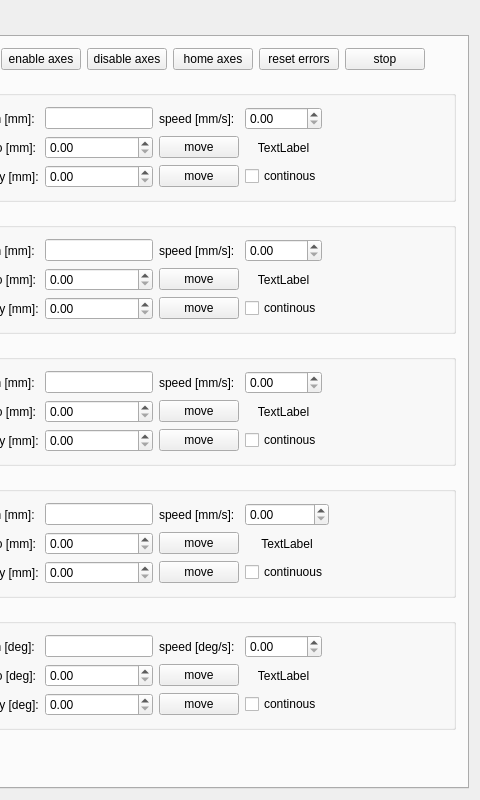
gitHleon/magrathea, file magrathea.ui: the form before one commit; both pictures show x 920 to 1400 and y 0 to 800 of the 1400 by 800 pixel window.
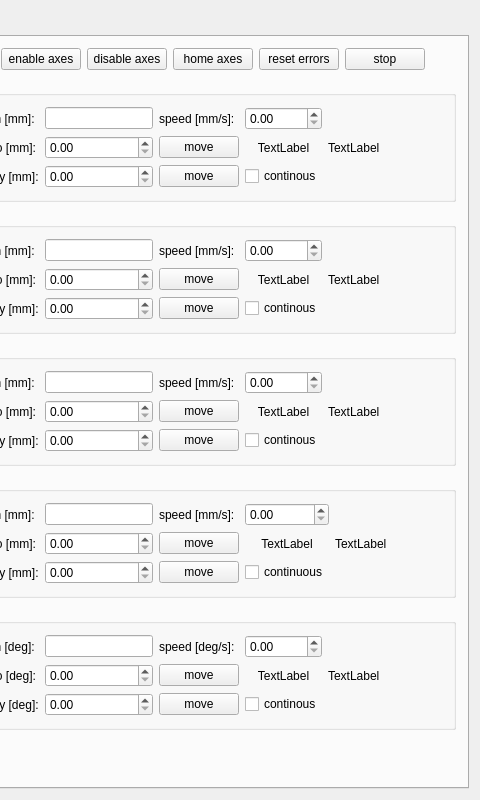
The form after the commit.

Patch:
```diff
--- a/magrathea.ui
+++ b/magrathea.ui
@@ -2051,6 +2051,13 @@
               </property>
              </widget>
             </item>
+            <item row="1" column="5">
+             <widget class="QLabel" name="label_75">
+              <property name="text">
+               <string>TextLabel</string>
+              </property>
+             </widget>
+            </item>
            </layout>
           </widget>
          </item>
@@ -2255,6 +2262,13 @@
               </property>
              </widget>
             </item>
+            <item row="1" column="5">
+             <widget class="QLabel" name="label_77">
+              <property name="text">
+               <string>TextLabel</string>
+              </property>
+             </widget>
+            </item>
            </layout>
           </widget>
          </item>
@@ -2456,6 +2470,13 @@
               </property>
              </widget>
             </item>
+            <item row="1" column="5">
+             <widget class="QLabel" name="label_76">
+              <property name="text">
+               <string>TextLabel</string>
+              </property>
+             </widget>
+            </item>
            </layout>
           </widget>
          </item>
@@ -2660,6 +2681,13 @@
               </property>
              </widget>
             </item>
+            <item row="1" column="5">
+             <widget class="QLabel" name="label_79">
+              <property name="text">
+               <string>TextLabel</string>
+              </property>
+             </widget>
+            </item>
            </layout>
           </widget>
          </item>
@@ -2829,6 +2857,13 @@
               </property>
              </widget>
             </item>
+            <item row="1" column="5">
+             <widget class="QLabel" name="label_78">
+              <property name="text">
+               <string>TextLabel</string>
+              </property>
+             </widget>
+            </item>
            </layout>
           </widget>
          </item>
```
